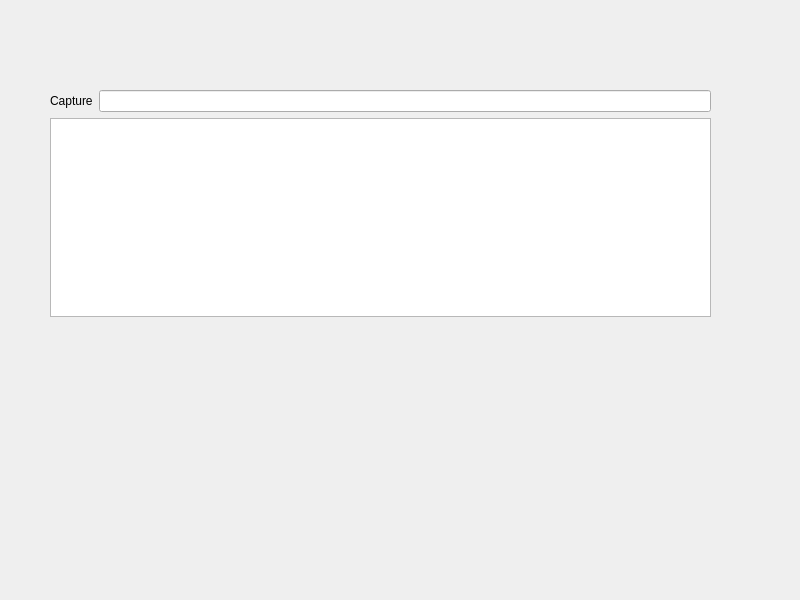
Before: the Qt Designer form src/UI/InitPage/init_page.ui in igor185/sniffer, drawn with Qt 5.
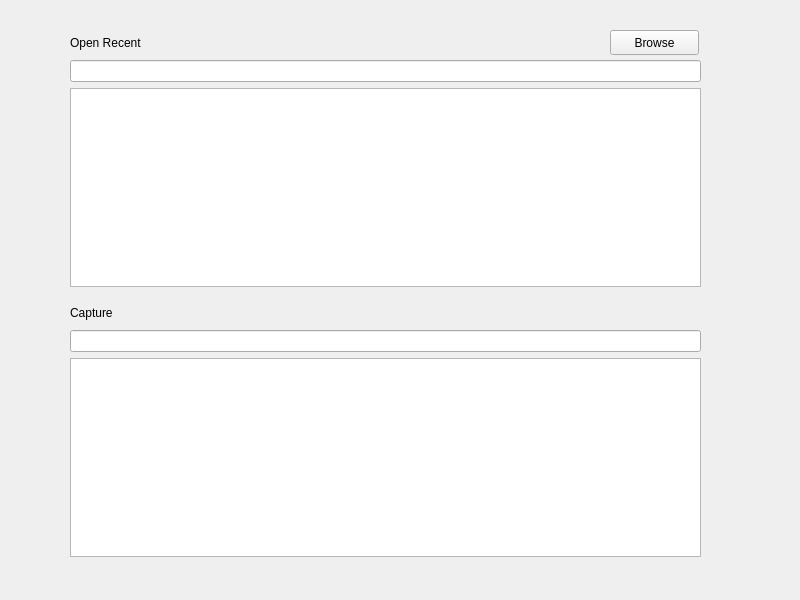
After: the same form once the commit is applied.

Commit message: add opening recent or browse from gui

Patch:
```diff
--- a/src/UI/InitPage/init_page.ui
+++ b/src/UI/InitPage/init_page.ui
@@ -14,25 +14,18 @@
    <string>MainWindow</string>
   </property>
   <widget class="QWidget" name="centralwidget">
-   <widget class="QWidget" name="">
+   <widget class="QWidget" name="layoutWidget">
     <property name="geometry">
      <rect>
-      <x>50</x>
-      <y>90</y>
-      <width>661</width>
+      <x>70</x>
+      <y>330</y>
+      <width>631</width>
       <height>227</height>
      </rect>
     </property>
     <layout class="QVBoxLayout" name="verticalLayout">
      <item>
       <layout class="QHBoxLayout" name="horizontalLayout">
-       <item>
-        <widget class="QLabel" name="label">
-         <property name="text">
-          <string>Capture</string>
-         </property>
-        </widget>
-       </item>
        <item>
         <widget class="QLineEdit" name="lineEdit"/>
        </item>
@@ -48,6 +41,72 @@
      </item>
     </layout>
    </widget>
+   <widget class="QWidget" name="layoutWidget_2">
+    <property name="geometry">
+     <rect>
+      <x>70</x>
+      <y>60</y>
+      <width>631</width>
+      <height>227</height>
+     </rect>
+    </property>
+    <layout class="QVBoxLayout" name="verticalLayout_3">
+     <item>
+      <layout class="QHBoxLayout" name="horizontalLayout_3">
+       <item>
+        <widget class="QLineEdit" name="lineEdit_3"/>
+       </item>
+      </layout>
+     </item>
+     <item>
+      <widget class="QSplitter" name="splitter_3">
+       <property name="orientation">
+        <enum>Qt::Horizontal</enum>
+       </property>
+       <widget class="QListWidget" name="listWidget_3"/>
+      </widget>
+     </item>
+    </layout>
+   </widget>
+   <widget class="QLabel" name="label_3">
+    <property name="geometry">
+     <rect>
+      <x>70</x>
+      <y>30</y>
+      <width>111</width>
+      <height>25</height>
+     </rect>
+    </property>
+    <property name="text">
+     <string>Open Recent</string>
+    </property>
+   </widget>
+   <widget class="QLabel" name="label">
+    <property name="geometry">
+     <rect>
+      <x>70</x>
+      <y>300</y>
+      <width>55</width>
+      <height>25</height>
+     </rect>
+    </property>
+    <property name="text">
+     <string>Capture</string>
+    </property>
+   </widget>
+   <widget class="QPushButton" name="pushButton">
+    <property name="geometry">
+     <rect>
+      <x>610</x>
+      <y>30</y>
+      <width>89</width>
+      <height>25</height>
+     </rect>
+    </property>
+    <property name="text">
+     <string>Browse</string>
+    </property>
+   </widget>
   </widget>
  </widget>
  <resources/>
```
The commit also changes 7 other files.
